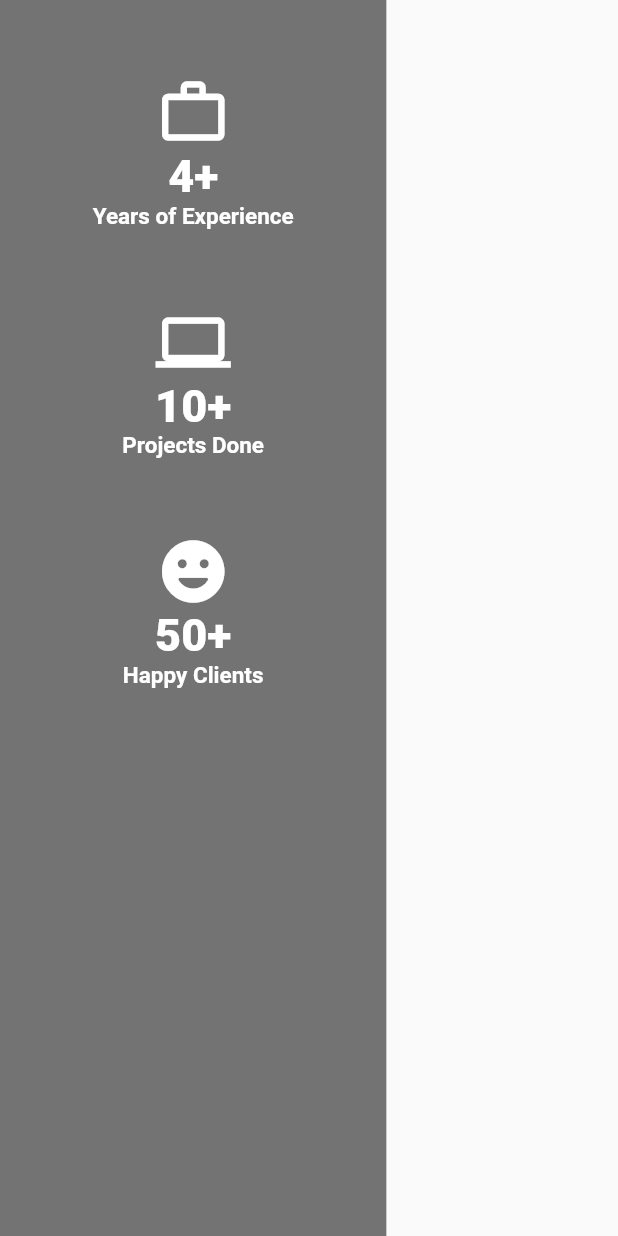
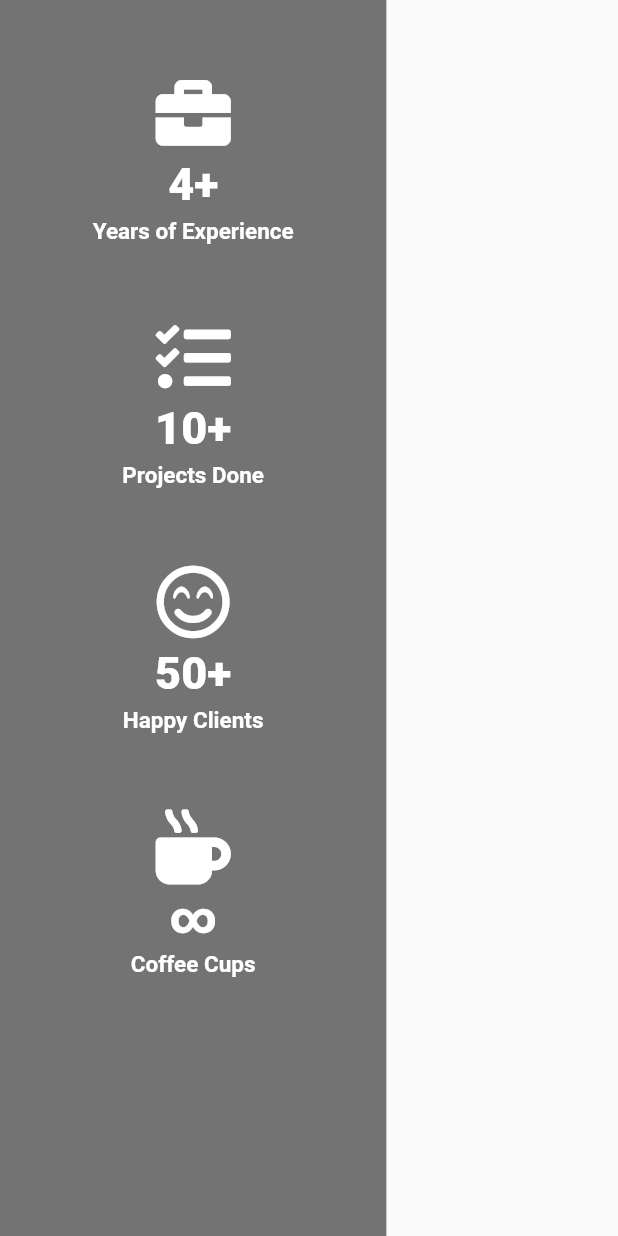
Before and after one commit to GeekAbdelouahed/flutter-web-portfolio, a Flutter app: the Statistics widget shown alone on an empty page, opened directly, on a phone screen of 412 x 824 dp. Run offline on Flutter 3.47's test engine with Material 2 defaults, Android fonts, the phone set to English and light mode, and no system bars; our stand-ins replace font_awesome_flutter.

Commit message:
scroll to + fontAwesome

```diff
--- a/lib/ui/statistics.dart
+++ b/lib/ui/statistics.dart
@@ -1,5 +1,6 @@
 import 'package:flutter/material.dart';
 import 'package:flutter_web_portfolio/ui/responsive_widget.dart';
+import 'package:font_awesome_flutter/font_awesome_flutter.dart';
 
 class Statistics extends StatelessWidget {
   @override
@@ -7,20 +8,20 @@ class Statistics extends StatelessWidget {
     return ResponsiveWidget(
       desktopScreen: Container(
         height: 400,
-        color: Colors.black54,
+        color: Colors.black.withOpacity(.7),
         padding: EdgeInsets.symmetric(
           horizontal: MediaQuery.of(context).size.width * .15,
         ),
-        child: Row(
-          mainAxisAlignment: MainAxisAlignment.spaceBetween,
-          children: [
-            _buildStatistic(
-                context, Icons.work_outline_outlined, 4, 'Years of Experience'),
-            _buildStatistic(context, Icons.computer, 10, 'Projects Done'),
-            _buildStatistic(
-                context, Icons.tag_faces_rounded, 50, 'Happy Clients'),
-          ],
-        ),
+        child:
+            Row(mainAxisAlignment: MainAxisAlignment.spaceBetween, children: [
+          _buildStatistic(
+              context, FontAwesomeIcons.briefcase, '4+', 'Years of Experience'),
+          _buildStatistic(
+              context, FontAwesomeIcons.tasks, '10+', 'Projects Done'),
+          _buildStatistic(
+              context, FontAwesomeIcons.smileBeam, '50+', 'Happy Clients'),
+          _buildStatistic(context, FontAwesomeIcons.mugHot, '∞', 'Coffee Cups'),
+        ]),
       ),
       mobileScreen: Container(
         color: Colors.black54,
@@ -30,44 +31,50 @@ class Statistics extends StatelessWidget {
         ),
         child: Column(
           children: [
-            _buildStatistic(
-                context, Icons.work_outline_outlined, 4, 'Years of Experience'),
-            const SizedBox(height: 50),
-            _buildStatistic(context, Icons.computer, 10, 'Projects Done'),
+            _buildStatistic(context, FontAwesomeIcons.briefcase, '4+',
+                'Years of Experience'),
             const SizedBox(height: 50),
             _buildStatistic(
-                context, Icons.tag_faces_rounded, 50, 'Happy Clients'),
+                context, FontAwesomeIcons.tasks, '10+', 'Projects Done'),
+            const SizedBox(height: 50),
+            _buildStatistic(
+                context, FontAwesomeIcons.smileBeam, '50+', 'Happy Clients'),
+            const SizedBox(height: 50),
+            _buildStatistic(
+                context, FontAwesomeIcons.mugHot, '∞', 'Coffee Cups'),
           ],
         ),
       ),
     );
   }
 
-  Widget _buildStatistic(
-      BuildContext context, IconData iconData, int total, String description) {
+  Widget _buildStatistic(BuildContext context, IconData iconData, String total,
+      String description) {
     return ResponsiveWidget(
       desktopScreen: Column(
         mainAxisSize: MainAxisSize.min,
         children: [
           Icon(
             iconData,
-            size: 75,
+            size: 50,
             color: Colors.white,
           ),
+          const SizedBox(height: 5),
           Text(
-            '$total+',
+            total,
             style: TextStyle(
               color: Colors.white,
               fontSize: 50,
-              fontWeight: FontWeight.w900,
+              fontWeight: FontWeight.w800,
             ),
           ),
+          const SizedBox(height: 5),
           Text(
             description,
             style: TextStyle(
               color: Colors.white,
               fontSize: 20,
-              fontWeight: FontWeight.bold,
+              fontWeight: FontWeight.w700,
             ),
           ),
         ],
@@ -80,20 +87,22 @@ class Statistics extends StatelessWidget {
             size: 50,
             color: Colors.white,
           ),
+          const SizedBox(height: 5),
           Text(
-            '$total+',
+            total,
             style: TextStyle(
               color: Colors.white,
               fontSize: 30,
-              fontWeight: FontWeight.w900,
+              fontWeight: FontWeight.w800,
             ),
           ),
+          const SizedBox(height: 5),
           Text(
             description,
             style: TextStyle(
               color: Colors.white,
               fontSize: 15,
-              fontWeight: FontWeight.bold,
+              fontWeight: FontWeight.w700,
             ),
           ),
         ],
--- a/pubspec.yaml
+++ b/pubspec.yaml
@@ -28,6 +28,7 @@ dependencies:
   # The following adds the Cupertino Icons font to your application.
   # Use with the CupertinoIcons class for iOS style icons.
   cupertino_icons: ^1.0.0
+  font_awesome_flutter: ^8.8.1
 
 dev_dependencies:
   flutter_test:
```
Also changed, not shown: lib/ui/footer.dart (+25 -76 lines), lib/ui/home.dart (+139 -87 lines), lib/ui/working_process.dart (+17 -8 lines), 5 other files.
